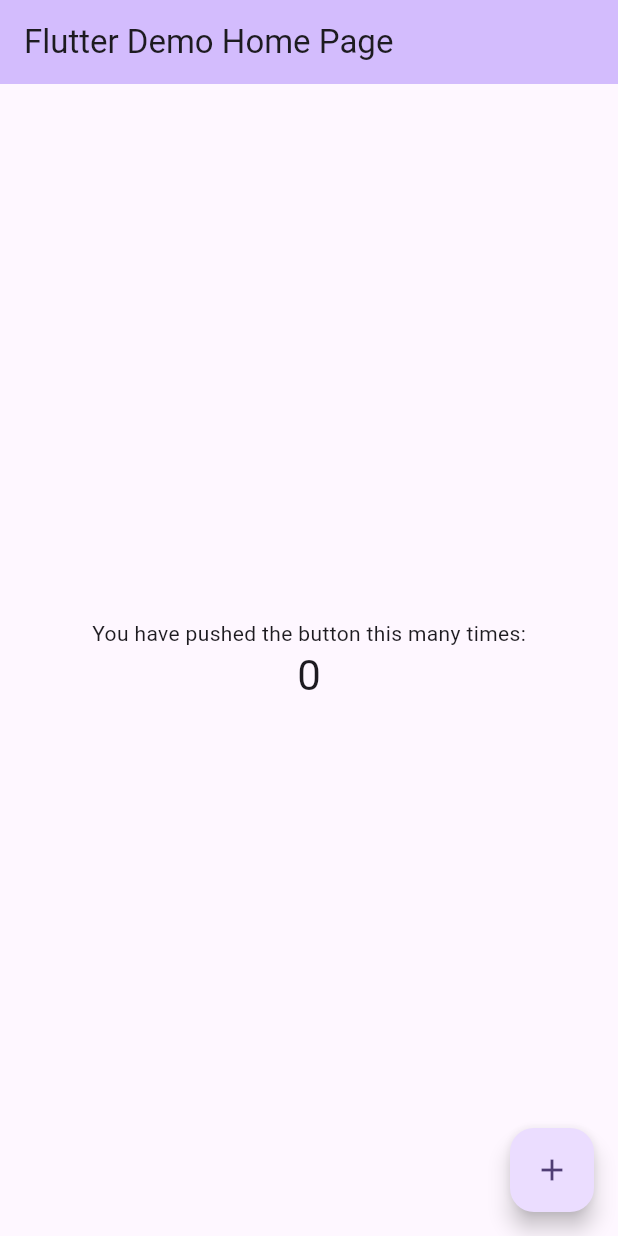
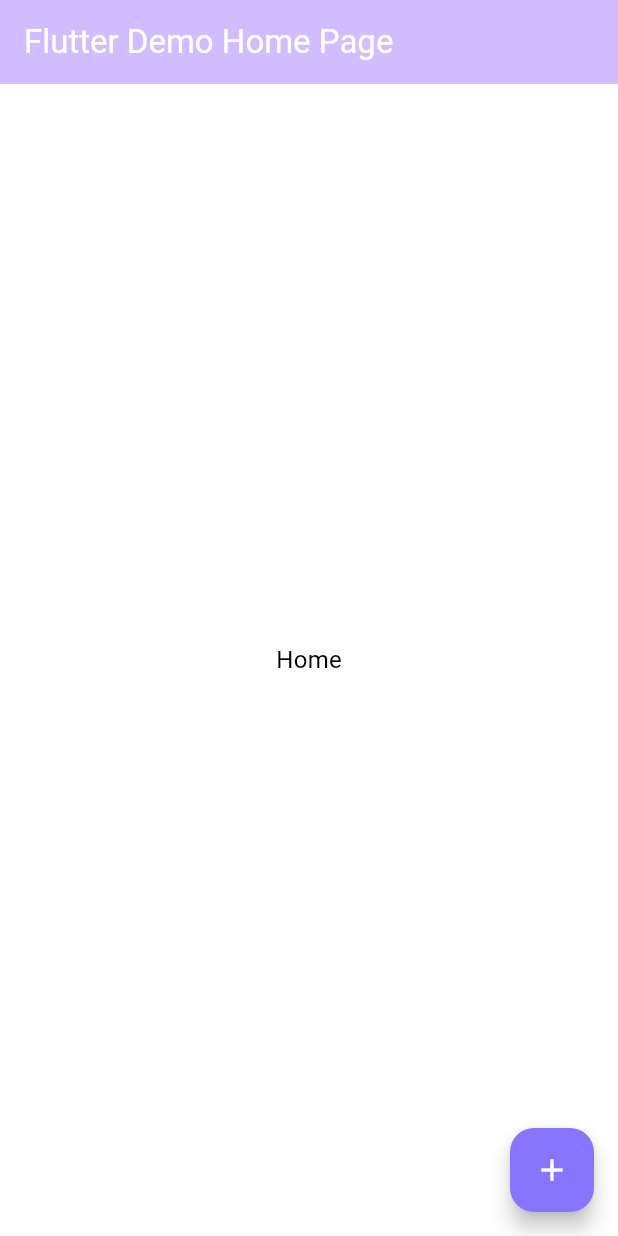
Before and after one commit to NabunyaLilian/todo-app, a Flutter app: the screen it shows after launch, on a phone screen of 412 x 824 dp. Run offline on Flutter 3.47's test engine with Material 3 defaults, Android fonts, the phone set to English and light mode, and no system bars.

Commit message:
chore(theme): add colors and define the light aand dark themes

```diff
--- /dev/null
+++ b/lib/home_screen.dart
@@ -0,0 +1,30 @@
+import 'package:flutter/material.dart';
+
+class MyHomePage extends StatefulWidget {
+  const MyHomePage({super.key, required this.title});
+
+  final String title;
+
+  @override
+  State<MyHomePage> createState() => _MyHomePageState();
+}
+
+class _MyHomePageState extends State<MyHomePage> {
+  @override
+  Widget build(BuildContext context) {
+    return Scaffold(
+      appBar: AppBar(
+        backgroundColor: Theme.of(context).colorScheme.inversePrimary,
+        title: Text(widget.title),
+      ),
+      body: const Center(
+        child: Text('Home'),
+      ),
+      floatingActionButton: FloatingActionButton(
+        onPressed: () {},
+        tooltip: 'Increment',
+        child: const Icon(Icons.add),
+      ),
+    );
+  }
+}
--- a/lib/main.dart
+++ b/lib/main.dart
@@ -1,4 +1,7 @@
 import 'package:flutter/material.dart';
+import 'package:todo_app/theme/theme.dart';
+
+import 'home_screen.dart';
 
 void main() {
   runApp(const MyApp());
@@ -7,119 +10,14 @@ void main() {
 class MyApp extends StatelessWidget {
   const MyApp({super.key});
 
-  // This widget is the root of your application.
   @override
   Widget build(BuildContext context) {
     return MaterialApp(
-      title: 'Flutter Demo',
-      theme: ThemeData(
-        // This is the theme of your application.
-        //
-        // TRY THIS: Try running your application with "flutter run". You'll see
-        // the application has a purple toolbar. Then, without quitting the app,
-        // try changing the seedColor in the colorScheme below to Colors.green
-        // and then invoke "hot reload" (save your changes or press the "hot
-        // reload" button in a Flutter-supported IDE, or press "r" if you used
-        // the command line to start the app).
-        //
-        // Notice that the counter didn't reset back to zero; the application
-        // state is not lost during the reload. To reset the state, use hot
-        // restart instead.
-        //
-        // This works for code too, not just values: Most code changes can be
-        // tested with just a hot reload.
-        colorScheme: ColorScheme.fromSeed(seedColor: Colors.deepPurple),
-        useMaterial3: true,
-      ),
+      debugShowCheckedModeBanner: false,
+      title: 'TODO',
+      darkTheme: darkTheme,
+      theme: lightTheme,
       home: const MyHomePage(title: 'Flutter Demo Home Page'),
     );
   }
 }
-
-class MyHomePage extends StatefulWidget {
-  const MyHomePage({super.key, required this.title});
-
-  // This widget is the home page of your application. It is stateful, meaning
-  // that it has a State object (defined below) that contains fields that affect
-  // how it looks.
-
-  // This class is the configuration for the state. It holds the values (in this
-  // case the title) provided by the parent (in this case the App widget) and
-  // used by the build method of the State. Fields in a Widget subclass are
-  // always marked "final".
-
-  final String title;
-
-  @override
-  State<MyHomePage> createState() => _MyHomePageState();
-}
-
-class _MyHomePageState extends State<MyHomePage> {
-  int _counter = 0;
-
-  void _incrementCounter() {
-    setState(() {
-      // This call to setState tells the Flutter framework that something has
-      // changed in this State, which causes it to rerun the build method below
-      // so that the display can reflect the updated values. If we changed
-      // _counter without calling setState(), then the build method would not be
-      // called again, and so nothing would appear to happen.
-      _counter++;
-    });
-  }
-
-  @override
-  Widget build(BuildContext context) {
-    // This method is rerun every time setState is called, for instance as done
-    // by the _incrementCounter method above.
-    //
-    // The Flutter framework has been optimized to make rerunning build methods
-    // fast, so that you can just rebuild anything that needs updating rather
-    // than having to individually change instances of widgets.
-    return Scaffold(
-      appBar: AppBar(
-        // TRY THIS: Try changing the color here to a specific color (to
-        // Colors.amber, perhaps?) and trigger a hot reload to see the AppBar
-        // change color while the other colors stay the same.
-        backgroundColor: Theme.of(context).colorScheme.inversePrimary,
-        // Here we take the value from the MyHomePage object that was created by
-        // the App.build method, and use it to set our appbar title.
-        title: Text(widget.title),
-      ),
-      body: Center(
-        // Center is a layout widget. It takes a single child and positions it
-        // in the middle of the parent.
-        child: Column(
-          // Column is also a layout widget. It takes a list of children and
-          // arranges them vertically. By default, it sizes itself to fit its
-          // children horizontally, and tries to be as tall as its parent.
-          //
-          // Column has various properties to control how it sizes itself and
-          // how it positions its children. Here we use mainAxisAlignment to
-          // center the children vertically; the main axis here is the vertical
-          // axis because Columns are vertical (the cross axis would be
-          // horizontal).
-          //
-          // TRY THIS: Invoke "debug painting" (choose the "Toggle Debug Paint"
-          // action in the IDE, or press "p" in the console), to see the
-          // wireframe for each widget.
-          mainAxisAlignment: MainAxisAlignment.center,
-          children: <Widget>[
-            const Text(
-              'You have pushed the button this many times:',
-            ),
-            Text(
-              '$_counter',
-              style: Theme.of(context).textTheme.headlineMedium,
-            ),
-          ],
-        ),
-      ),
-      floatingActionButton: FloatingActionButton(
-        onPressed: _incrementCounter,
-        tooltip: 'Increment',
-        child: const Icon(Icons.add),
-      ), // This trailing comma makes auto-formatting nicer for build methods.
-    );
-  }
-}
--- /dev/null
+++ b/lib/theme/colors.dart
@@ -0,0 +1,11 @@
+import 'package:flutter/material.dart';
+
+/// Main colors of the app
+class AppColors {
+  static const Color primary = Color(0xFF8875FF);
+  static const Color secondary = Color(0xFF7F73FF);
+  static const Color backgroundLight = Colors.white;
+  static const Color backgroundDark = Color(0xFF121212);
+  static const Color textLight = Colors.black;
+  static const Color textDark = Colors.white;
+}
--- /dev/null
+++ b/lib/theme/theme.dart
@@ -0,0 +1,35 @@
+import 'package:flutter/material.dart';
+import 'package:todo_app/theme/colors.dart';
+
+/// Light theme
+ThemeData lightTheme = ThemeData(
+    brightness: Brightness.light,
+    primaryColor: AppColors.primary,
+    scaffoldBackgroundColor: AppColors.backgroundLight,
+    textTheme: const TextTheme(
+        headlineLarge: TextStyle(
+            fontSize: 24,
+            fontWeight: FontWeight.bold,
+            color: AppColors.textLight),
+        bodyMedium: TextStyle(fontSize: 16, color: AppColors.textLight)),
+    floatingActionButtonTheme: const FloatingActionButtonThemeData(
+        backgroundColor: AppColors.primary, foregroundColor: Colors.white),
+    appBarTheme: const AppBarTheme(
+        backgroundColor: AppColors.primary, foregroundColor: Colors.white));
+
+/// Dark theme
+ThemeData darkTheme = ThemeData(
+    brightness: Brightness.dark,
+    primaryColor: AppColors.primary,
+    scaffoldBackgroundColor: AppColors.backgroundDark,
+    textTheme: const TextTheme(
+        headlineLarge: TextStyle(
+            fontSize: 24,
+            fontWeight: FontWeight.bold,
+            color: AppColors.textDark),
+        bodyMedium: TextStyle(fontSize: 16, color: AppColors.textDark)),
+    floatingActionButtonTheme: const FloatingActionButtonThemeData(
+        backgroundColor: AppColors.primary, foregroundColor: Colors.white),
+    appBarTheme: const AppBarTheme(
+        backgroundColor: AppColors.backgroundDark,
+        foregroundColor: Colors.white));
```
